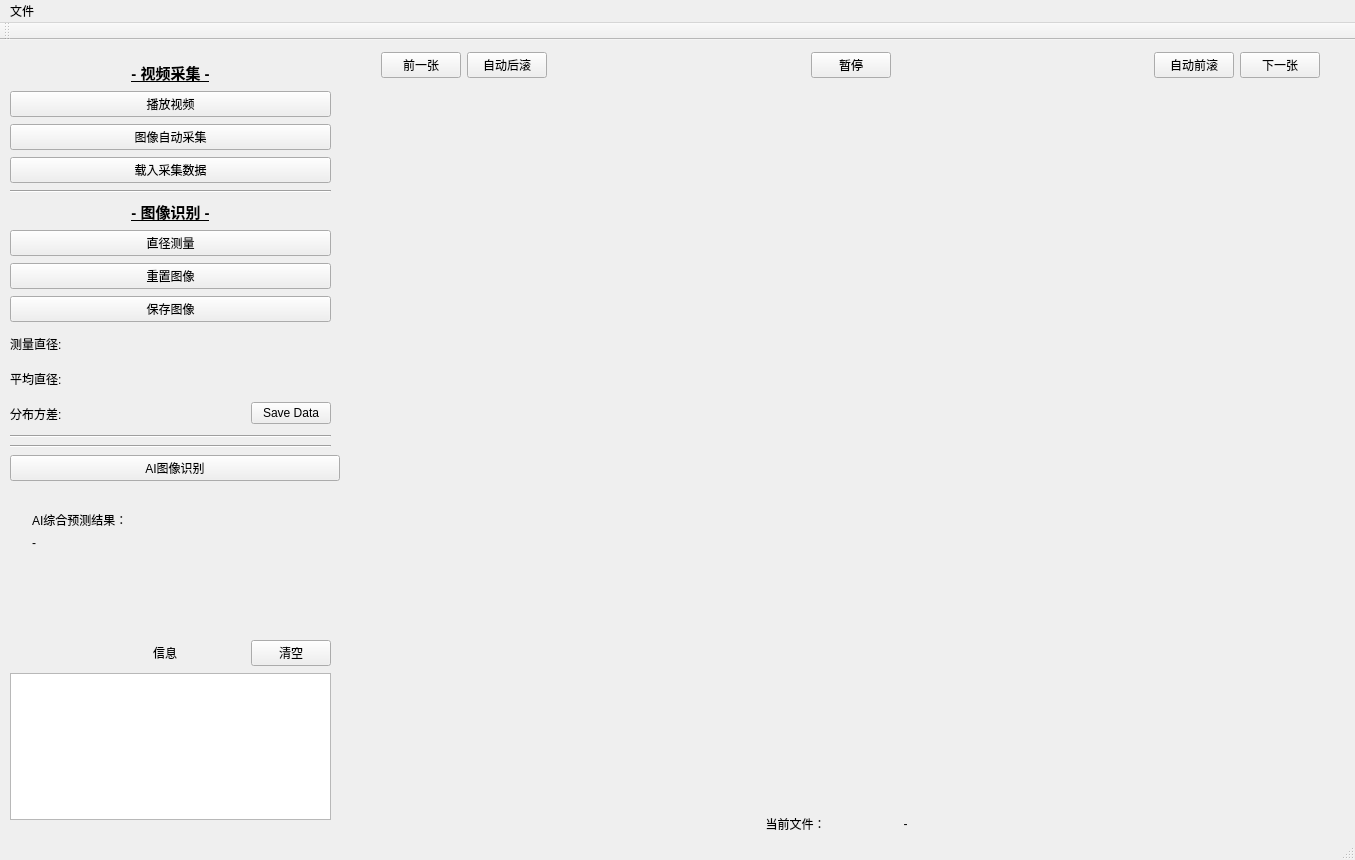
The window that CashmereClassifier/CashmereDetector.ui (HWeigo/CashmereDetector) describes before a commit, drawn with Qt 5.
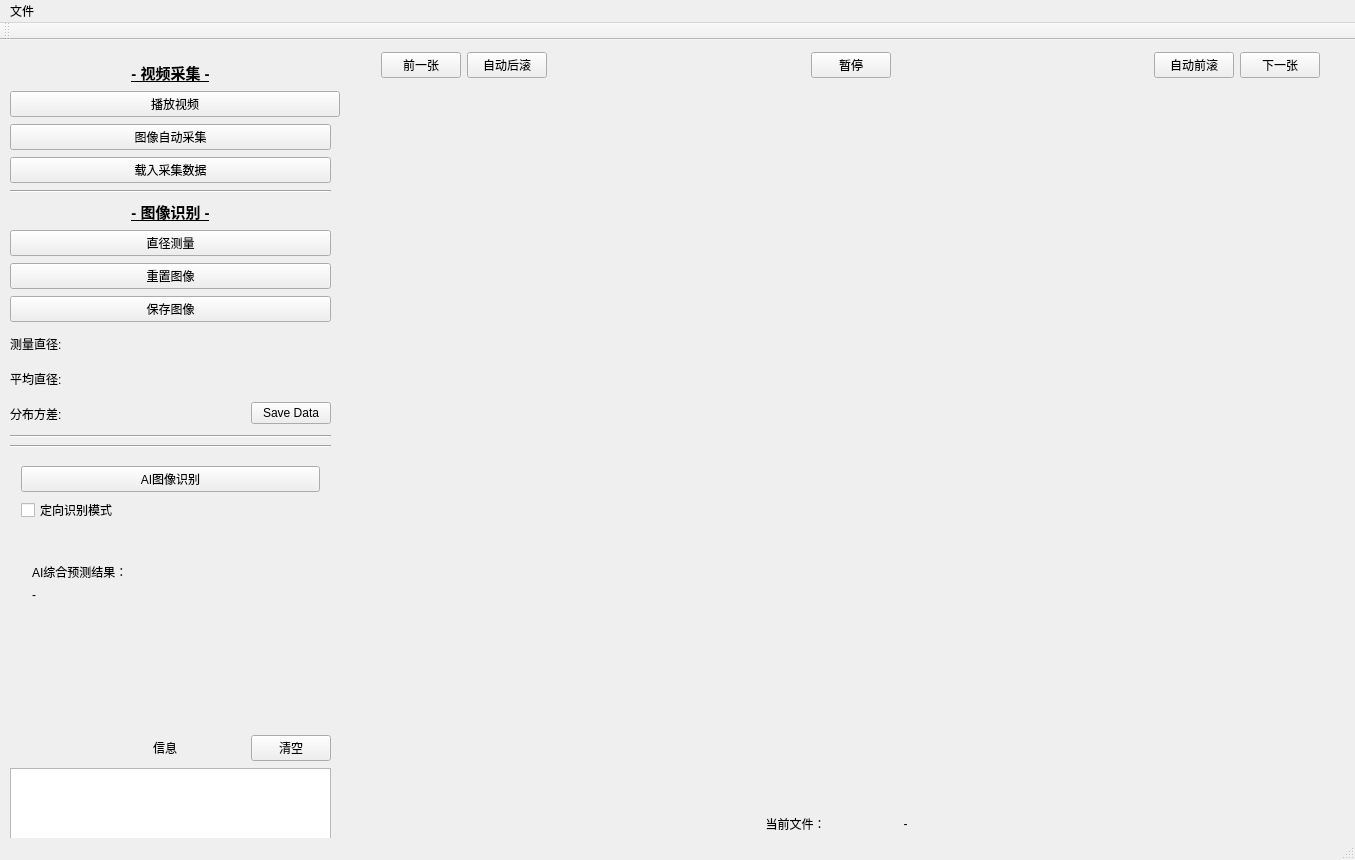
The same window after the commit.

Diff of the .ui file:
```diff
--- a/CashmereClassifier/CashmereDetector.ui
+++ b/CashmereClassifier/CashmereDetector.ui
@@ -30,7 +30,7 @@
       <x>10</x>
       <y>10</y>
       <width>332</width>
-      <height>781</height>
+      <height>919</height>
      </rect>
     </property>
     <layout class="QVBoxLayout" name="verticalLayout">
@@ -61,6 +61,12 @@
      </item>
      <item>
       <widget class="QPushButton" name="pushButton_playVideo">
+       <property name="minimumSize">
+        <size>
+         <width>330</width>
+         <height>0</height>
+        </size>
+       </property>
        <property name="text">
         <string>播放视频</string>
        </property>
@@ -226,16 +232,29 @@
       </widget>
      </item>
      <item>
+      <widget class="QWidget" name="widget_3" native="true">
+       <layout class="QVBoxLayout" name="verticalLayout_3">
+        <item>
       <widget class="QPushButton" name="pushButton_autoDetect">
        <property name="minimumSize">
         <size>
-         <width>330</width>
+            <width>0</width>
          <height>0</height>
         </size>
        </property>
        <property name="text">
         <string>AI图像识别</string>
        </property>
+         </widget>
+        </item>
+        <item>
+         <widget class="QCheckBox" name="checkBox_targetMode">
+          <property name="text">
+           <string>定向识别模式</string>
+          </property>
+         </widget>
+        </item>
+       </layout>
       </widget>
      </item>
      <item>
```
Lines whose indentation alone changed are shown as unchanged.
